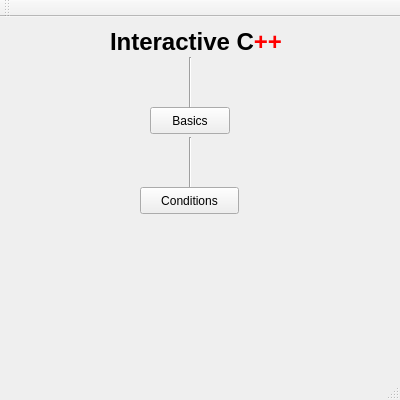
First picture: the form in mainwindow.ui, repository Megamezzomixer/Interactivecplusplus, before the edit.
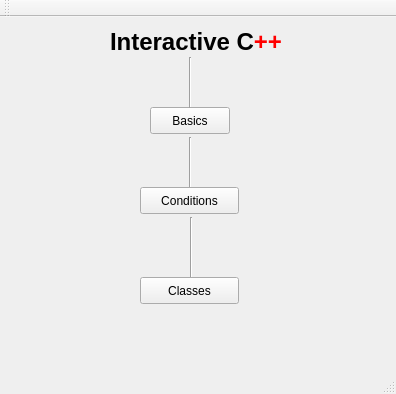
Second picture: the form after the edit.

```diff
--- a/mainwindow.ui
+++ b/mainwindow.ui
@@ -6,8 +6,8 @@
    <rect>
     <x>0</x>
     <y>0</y>
-    <width>400</width>
-    <height>400</height>
+    <width>396</width>
+    <height>394</height>
    </rect>
   </property>
   <property name="windowTitle">
@@ -82,6 +82,32 @@
      <enum>Qt::Vertical</enum>
     </property>
    </widget>
+   <widget class="Line" name="line_3">
+    <property name="geometry">
+     <rect>
+      <x>190</x>
+      <y>200</y>
+      <width>3</width>
+      <height>61</height>
+     </rect>
+    </property>
+    <property name="orientation">
+     <enum>Qt::Vertical</enum>
+    </property>
+   </widget>
+   <widget class="QPushButton" name="pushButton_3">
+    <property name="geometry">
+     <rect>
+      <x>140</x>
+      <y>260</y>
+      <width>99</width>
+      <height>27</height>
+     </rect>
+    </property>
+    <property name="text">
+     <string>Classes</string>
+    </property>
+   </widget>
   </widget>
   <widget class="QMenuBar" name="menuBar">
    <property name="geometry">
```
Left out of the diff: 2 changed lines with no effect on the pictures.
